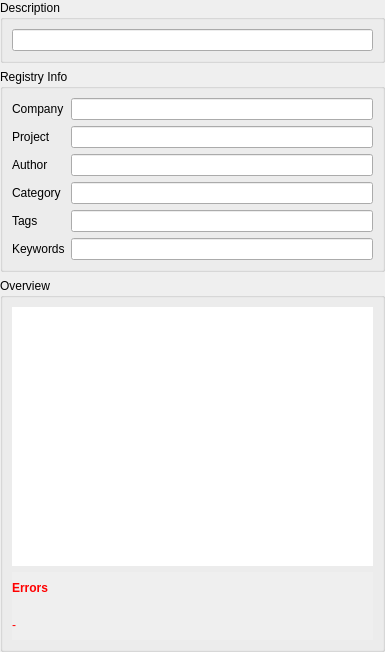
The window that AcfSln/Include/icmpstr/CRegistryPropEditorComp.ui (ImagingTools/AcfPublic) describes before a commit, drawn with Qt 5.
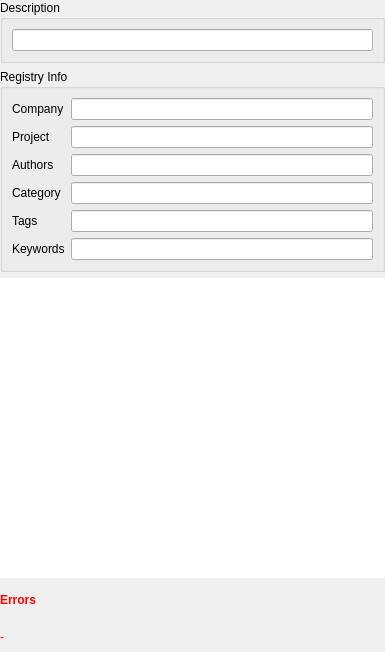
The same window after the commit. Icons and pictures are not drawn.

What changed in the file:
```diff
--- a/AcfSln/Include/icmpstr/CRegistryPropEditorComp.ui
+++ b/AcfSln/Include/icmpstr/CRegistryPropEditorComp.ui
@@ -65,7 +65,7 @@
       <item row="2" column="0">
        <widget class="QLabel" name="label_3">
         <property name="text">
-         <string>Author</string>
+         <string>Authors</string>
         </property>
        </widget>
       </item>
@@ -106,12 +106,6 @@
     </widget>
    </item>
    <item>
-    <widget class="QGroupBox" name="groupBox_3">
-     <property name="title">
-      <string>Overview</string>
-     </property>
-     <layout class="QVBoxLayout" name="verticalLayout_3">
-      <item>
        <widget class="QTreeWidget" name="OverviewTree">
         <property name="enabled">
          <bool>true</bool>
@@ -126,17 +120,23 @@
          <enum>Qt::ScrollBarAsNeeded</enum>
         </property>
         <property name="horizontalScrollBarPolicy">
-         <enum>Qt::ScrollBarAsNeeded</enum>
+      <enum>Qt::ScrollBarAlwaysOff</enum>
         </property>
         <property name="selectionMode">
          <enum>QAbstractItemView::NoSelection</enum>
         </property>
+     <property name="indentation">
+      <number>0</number>
+     </property>
         <property name="rootIsDecorated">
          <bool>false</bool>
         </property>
         <property name="allColumnsShowFocus">
          <bool>true</bool>
         </property>
+     <property name="wordWrap">
+      <bool>true</bool>
+     </property>
         <property name="columnCount">
          <number>2</number>
         </property>
@@ -174,8 +174,8 @@
           <rect>
            <x>0</x>
            <y>0</y>
-           <width>361</width>
-           <height>85</height>
+        <width>385</width>
+        <height>69</height>
           </rect>
          </property>
          <layout class="QVBoxLayout" name="verticalLayout_4">
@@ -296,9 +296,6 @@
           </item>
          </layout>
         </widget>
-       </widget>
-      </item>
-     </layout>
     </widget>
    </item>
   </layout>
```
Left out of the diff: 27 changed lines with no effect on the pictures. Lines whose indentation alone changed are shown as unchanged.
